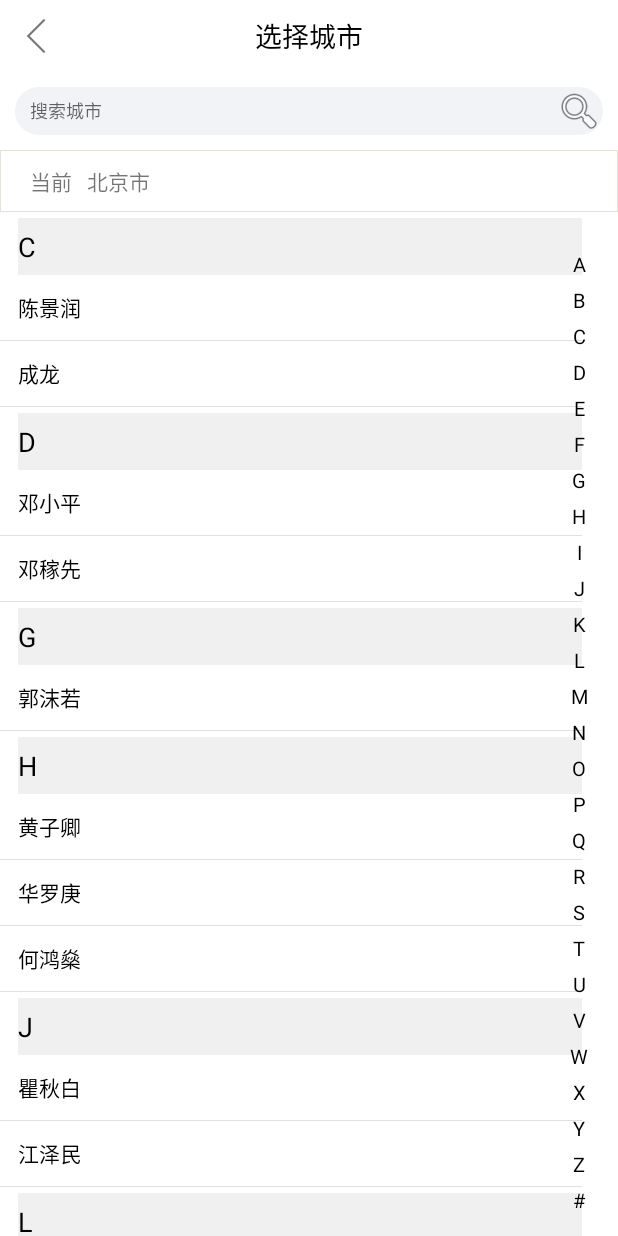
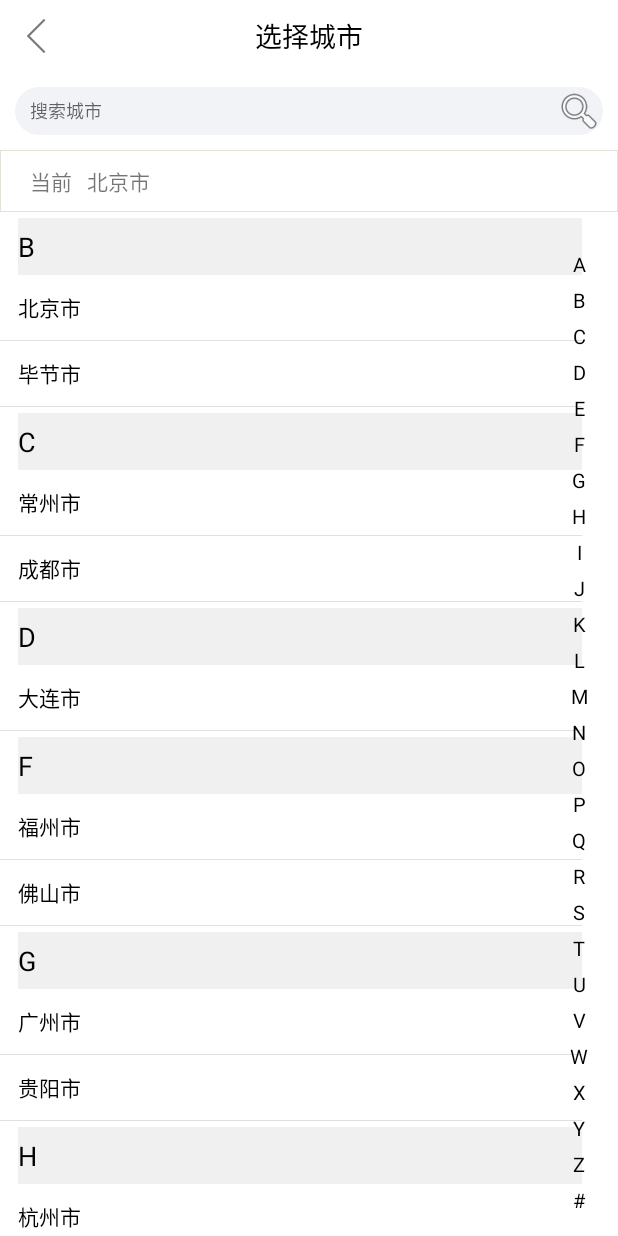
Before and after one commit to dapengyou/Health, an Android app: the AddressActivity screen opened directly, with no data from a screen before it, on a phone screen of 412 x 824 dp. Run offline under Robolectric (Android 15) with nearby library versions, the phone set to English and light mode, and no system bars.

Commit message:
修改地址页面

```diff
--- a/app/src/main/java/com/test/health/ui/activity/AddressActivity.java
+++ b/app/src/main/java/com/test/health/ui/activity/AddressActivity.java
@@ -27,7 +27,7 @@ public class AddressActivity extends TitleActivity {
     private TextView mTvTip;
     private ListView mListView;
     private AddressAdapter adapter;
-    private List<ContactSortBean> SourceDateList;
+    private List<ContactSortBean> sourceDateList;
     private EditText mEtSearch;
 
 
@@ -48,9 +48,10 @@ public class AddressActivity extends TitleActivity {
     }
 
     private void setAdapter() {
-        SourceDateList = filledData(getResources().getStringArray(R.array.contacts));
-        Collections.sort(SourceDateList, new PinyinComparator());
-        adapter = new AddressAdapter(this, SourceDateList);
+        //获取城市数据
+        sourceDateList = filledData(getResources().getStringArray(R.array.city));
+        Collections.sort(sourceDateList, new PinyinComparator());
+        adapter = new AddressAdapter(this, sourceDateList);
         mListView.setAdapter(adapter);
     }
 
@@ -70,7 +71,7 @@ public class AddressActivity extends TitleActivity {
                 //该字母首次出现的位置
                 int position = adapter.getPositionForSection(s.charAt(0));
                 if (position != -1) {
-                    mListView.setSelection(position + 1);
+                    mListView.setSelection(position);
                 }
             }
         });
@@ -115,10 +116,10 @@ public class AddressActivity extends TitleActivity {
     private void filterData(String filterStr) {
         List<ContactSortBean> mSortList = new ArrayList<>();
         if (TextUtils.isEmpty(filterStr)) {
-            mSortList = SourceDateList;
+            mSortList = sourceDateList;
         } else {
             mSortList.clear();
-            for (ContactSortBean sortModel : SourceDateList) {
+            for (ContactSortBean sortModel : sourceDateList) {
                 String name = sortModel.getName();
                 if (name.toUpperCase().indexOf(filterStr.toString().toUpperCase()) != -1 || PinyinUtils.getPingYin(name).toUpperCase().startsWith(filterStr.toString().toUpperCase())) {
                     mSortList.add(sortModel);
--- a/app/src/main/res/values/arrays.xml
+++ b/app/src/main/res/values/arrays.xml
@@ -6,6 +6,47 @@
         <item>http://img.zcool.cn/community/01996b57a7f6020000018c1bedef97.jpg</item>
         <item>http://img.zcool.cn/community/01700557a7f42f0000018c1bd6eb23.jpg</item>
     </array>
+
+    <string-array name="city">
+        <item>北京市</item>
+        <item>毕节市</item>
+        <item>常州市</item>
+        <item>成都市</item>
+        <item>长春市</item>
+        <item>重庆市</item>
+        <item>长沙市</item>
+        <item>福州市</item>
+        <item>佛山市</item>
+        <item>广州市</item>
+        <item>贵阳市</item>
+        <item>杭州市</item>
+        <item>江阴市</item>
+        <item>济南市</item>
+        <item>凯里市</item>
+        <item>六盘水市</item>
+        <item>绵阳市</item>
+        <item>南京市</item>
+        <item>宁波市</item>
+        <item>青岛市</item>
+        <item>上海市</item>
+        <item>深圳市</item>
+        <item>苏州市</item>
+        <item>沈阳市</item>
+        <item>天津市</item>
+        <item>潍坊市</item>
+        <item>威海市</item>
+        <item>芜湖市</item>
+        <item>武汉市</item>
+        <item>无锡市</item>
+        <item>西安市</item>
+        <item>烟台市</item>
+        <item>银川市</item>
+        <item>镇江市</item>
+        <item>乌鲁木齐市</item>
+        <item>伊宁市</item>
+        <item>兰州市</item>
+        <item>大连市</item>
+    </string-array>
 
     <string-array name="contacts">
         <item>毛泽东</item>
```
Also changed, not shown: app/src/main/java/com/test/health/wight/SpaceItemDecoration.java (+1 -1 lines).
